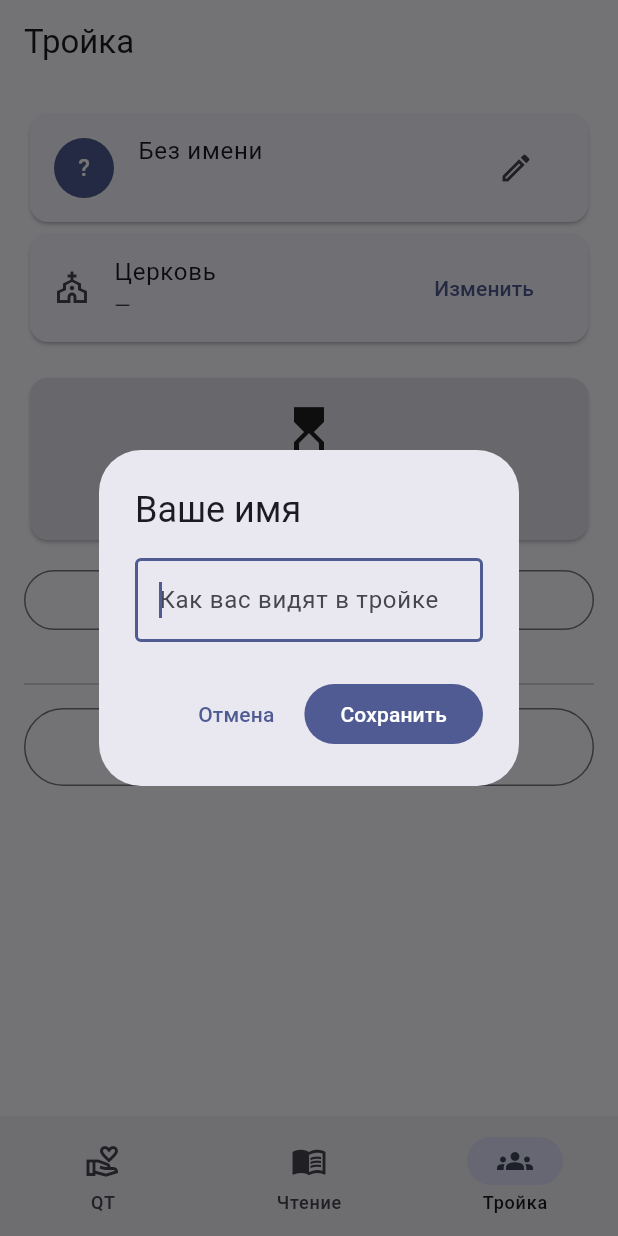
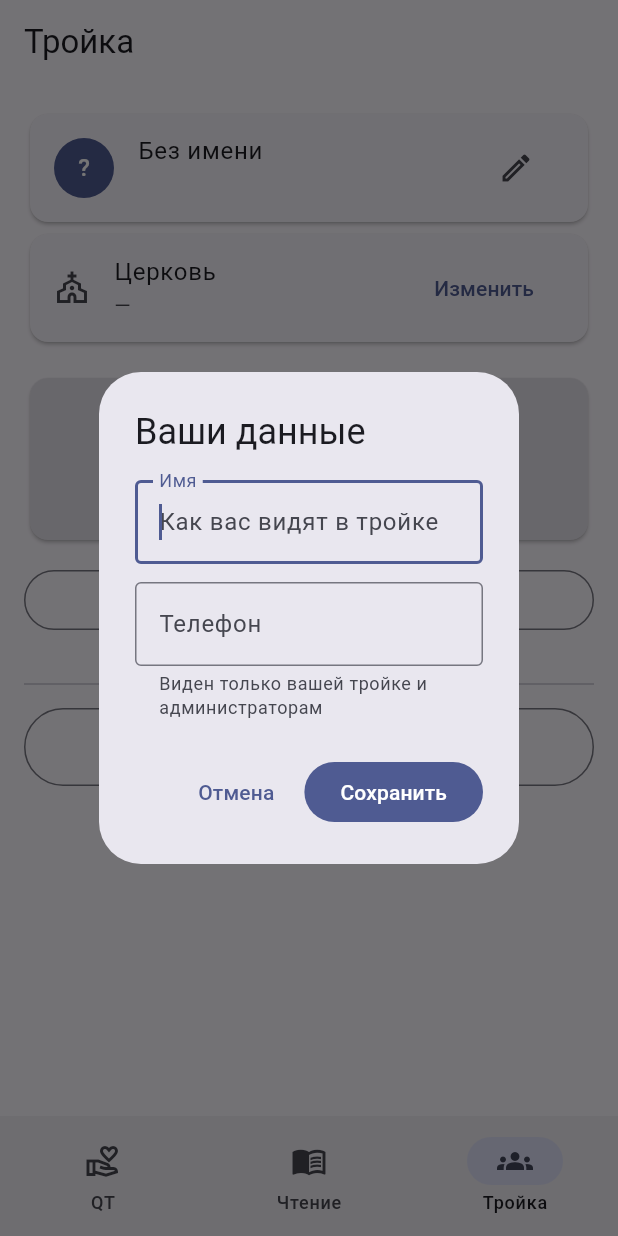
Before and after one commit to maxxim9412/windows_app, a Flutter app: the screen it shows once a user with an empty profile is signed in, item 3 of the bottom bar chosen, after a tap on the "edit" icon, on a phone screen of 412 x 824 dp. Run offline on Flutter 3.47's test engine with Material 3 defaults, Android fonts, the phone set to English and light mode, and no system bars; our stand-ins replace audioplayers, cloud_firestore, firebase_auth, firebase_core, flutter_local_notifications, permission_handler and 5 more; missing offline and left inert: agora_rtc_engine, agora_token_service; accounts and stored records are empty.

Commit message:
Collect a phone number and show it to the triad
Email is a poor way to reach someone when a triad member goes quiet, so
registration now asks for a phone, labelled as visible only to your triad and
church admins. It's shown to the triad, in join requests, and in the church
report, where tapping a person copies their phone (falling back to email).

The number is stored on the triad document alongside name and email rather
than read from the profile — members can't read each other's profiles, so the
triad has to carry its own copy.

That copy was already silently rotting: updateName wrote to the profile only,
so renaming yourself left the old name in the triad forever. Profile edits now
push the copy back to the triad, which the phone would otherwise have
inherited as a bug on day one.

Existing users have no phone and can't be asked at registration, so name and
phone are editable together from Тройка — otherwise the feature would only
ever apply to people who sign up from now on.

Validation stays loose (10+ digits): phone formats vary, and the point is
being able to call, not matching a pattern.

Co-Authored-By: Claude Opus 4.8 <noreply@anthropic.com>

```diff
--- a/lib/models/triad.dart
+++ b/lib/models/triad.dart
@@ -1,12 +1,21 @@
 import 'package:cloud_firestore/cloud_firestore.dart';
 
-/// Профиль участника (денормализованная копия для отображения).
+/// Профиль участника — денормализованная копия для отображения.
+///
+/// Копия, а не ссылка на профиль, потому что правила не дают участникам читать
+/// профили друг друга. Значит, при смене имени или телефона копию надо
+/// обновлять — см. TriadService.syncMyProfileToTriad.
 class TriadMember {
   final String uid;
   final String name;
   final String email;
-  const TriadMember(
-      {required this.uid, required this.name, required this.email});
+  final String phone;
+  const TriadMember({
+    required this.uid,
+    required this.name,
+    required this.email,
+    this.phone = '',
+  });
 }
 
 /// Заявка на вступление третьего участника (нужно одобрение существующих).
@@ -14,12 +23,15 @@ class JoinRequest {
   final String uid;
   final String name;
   final String email;
+  final String phone;
   final List<String> approvals;
-  const JoinRequest(
-      {required this.uid,
-      required this.name,
-      required this.email,
-      required this.approvals});
+  const JoinRequest({
+    required this.uid,
+    required this.name,
+    required this.email,
+    this.phone = '',
+    required this.approvals,
+  });
 }
 
 /// Расписание звонков тройки (дни недели + время).
@@ -119,6 +131,7 @@ class Triad {
         uid: uid,
         name: (m['name'] as String?) ?? '',
         email: (m['email'] as String?) ?? '',
+        phone: (m['phone'] as String?) ?? '',
       );
     });
 
@@ -129,6 +142,7 @@ class Triad {
         uid: uid,
         name: (m['name'] as String?) ?? '',
         email: (m['email'] as String?) ?? '',
+        phone: (m['phone'] as String?) ?? '',
         approvals: List<String>.from(m['approvals'] as List? ?? const []),
       ));
     });
--- a/lib/screens/account_screen.dart
+++ b/lib/screens/account_screen.dart
@@ -66,36 +66,61 @@ class _AccountScreenState extends State<AccountScreen> {
   bool get _isChurchAdmin =>
       _myChurch?.adminUids.contains(AuthService.instance.uid) ?? false;
 
-  Future<void> _editName(String current) async {
-    final ctrl = TextEditingController(text: current);
-    final name = await showDialog<String>(
+  Future<void> _editProfile(String currentName, String currentPhone) async {
+    final nameCtrl = TextEditingController(text: currentName);
+    final phoneCtrl = TextEditingController(text: currentPhone);
+    final ok = await showDialog<bool>(
       context: context,
       builder: (_) => AlertDialog(
-        title: const Text('Ваше имя'),
-        content: TextField(
-          controller: ctrl,
+        title: const Text('Ваши данные'),
+        content: Column(
+          mainAxisSize: MainAxisSize.min,
+          children: [
+            TextField(
+              controller: nameCtrl,
               autofocus: true,
               textCapitalization: TextCapitalization.words,
               decoration: const InputDecoration(
+                labelText: 'Имя',
                 hintText: 'Как вас видят в тройке',
                 border: OutlineInputBorder(),
               ),
             ),
+            const SizedBox(height: 12),
+            TextField(
+              controller: phoneCtrl,
+              keyboardType: TextInputType.phone,
+              decoration: const InputDecoration(
+                labelText: 'Телефон',
+                helperText: 'Виден только вашей тройке и администраторам',
+                helperMaxLines: 2,
+                border: OutlineInputBorder(),
+              ),
+            ),
+          ],
+        ),
         actions: [
           TextButton(
-              onPressed: () => Navigator.pop(context),
+              onPressed: () => Navigator.pop(context, false),
               child: const Text('Отмена')),
           FilledButton(
-            onPressed: () => Navigator.pop(context, ctrl.text.trim()),
+            onPressed: () => Navigator.pop(context, true),
             child: const Text('Сохранить'),
           ),
         ],
       ),
     );
-    if (name != null && name.isNotEmpty) {
-      await AuthService.instance.updateName(name);
+    if (ok != true) return;
+
+    final name = nameCtrl.text.trim();
+    await AuthService.instance.updateProfile(
+      name: name.isEmpty ? null : name,
+      phone: phoneCtrl.text.trim(),
+    );
+    // Тройка хранит копию имени и телефона — обновляем и её, иначе участники
+    // продолжат видеть старые данные.
+    await TriadService.instance.syncMyProfileToTriad();
     _load();
-    }
   }
 
   Future<void> _changeChurch() async {
@@ -187,6 +212,7 @@ class _AccountScreenState extends State<AccountScreen> {
     final name = (_profile?['name'] as String?)?.trim();
     final displayName = (name != null && name.isNotEmpty) ? name : 'Без имени';
     final email = user?.email ?? (_profile?['email'] as String?) ?? '';
+    final phone = ((_profile?['phone'] as String?) ?? '').trim();
 
     return Scaffold(
       appBar: AppBar(title: const Text('Тройка')),
@@ -205,11 +231,12 @@ class _AccountScreenState extends State<AccountScreen> {
                 ),
               ),
               title: Text(displayName),
-              subtitle: Text(email),
+              subtitle: Text(phone.isEmpty ? email : '$email\n$phone'),
+              isThreeLine: phone.isNotEmpty,
               trailing: IconButton(
-                tooltip: 'Изменить имя',
+                tooltip: 'Изменить имя и телефон',
                 icon: const Icon(Icons.edit_outlined),
-                onPressed: () => _editName(name ?? ''),
+                onPressed: () => _editProfile(name ?? '', phone),
               ),
             ),
           ),
--- a/lib/screens/auth_screen.dart
+++ b/lib/screens/auth_screen.dart
@@ -17,6 +17,7 @@ class _AuthScreenState extends State<AuthScreen> {
   final _nameCtrl = TextEditingController();
   final _emailCtrl = TextEditingController();
   final _passwordCtrl = TextEditingController();
+  final _phoneCtrl = TextEditingController();
 
   bool _isRegister = false;
   bool _busy = false;
@@ -43,6 +44,7 @@ class _AuthScreenState extends State<AuthScreen> {
     _nameCtrl.dispose();
     _emailCtrl.dispose();
     _passwordCtrl.dispose();
+    _phoneCtrl.dispose();
     super.dispose();
   }
 
@@ -58,6 +60,7 @@ class _AuthScreenState extends State<AuthScreen> {
           email: _emailCtrl.text,
           password: _passwordCtrl.text,
           name: _nameCtrl.text,
+          phone: _phoneCtrl.text,
           churchId: _churchId,
         );
       } else {
@@ -141,6 +144,31 @@ class _AuthScreenState extends State<AuthScreen> {
                           validator: (v) => (v == null || v.trim().isEmpty)
                               ? 'Введите имя'
                               : null,
+                        ),
+                      ),
+                    if (_isRegister)
+                      Padding(
+                        padding: const EdgeInsets.only(bottom: 12),
+                        child: TextFormField(
+                          controller: _phoneCtrl,
+                          keyboardType: TextInputType.phone,
+                          decoration: const InputDecoration(
+                            labelText: 'Телефон',
+                            prefixIcon: Icon(Icons.phone_outlined),
+                            border: OutlineInputBorder(),
+                            helperText: 'Виден только вашей тройке и '
+                                'администраторам церкви',
+                            helperMaxLines: 2,
+                          ),
+                          validator: (v) {
+                            final s = (v ?? '').trim();
+                            if (s.isEmpty) return 'Введите телефон';
+                            // Не придираемся к формату — записи бывают разные,
+                            // важно лишь, чтобы по номеру можно было позвонить.
+                            final digits =
+                                s.replaceAll(RegExp(r'[^0-9]'), '').length;
+                            return digits < 10 ? 'Похоже, номер неполный' : null;
+                          },
                         ),
                       ),
                     if (_isRegister)
--- a/pubspec.yaml
+++ b/pubspec.yaml
@@ -1,7 +1,7 @@
 name: bible_reflection
 description: "Размышления над Библией — отрывок дня, личные заметки и напоминания."
 publish_to: 'none'
-version: 0.3.3+13
+version: 0.4.0+14
 
 environment:
   sdk: '>=3.4.0 <4.0.0'
```
Also changed, not shown: lib/data/report_repository.dart (+8 -1 lines), lib/screens/church_report_screen.dart (+22 -11 lines), lib/screens/triad_view.dart (+8 -1 lines), lib/services/auth_service.dart (+17 -5 lines), lib/services/triad_service.dart (+28 -1 lines). Lines whose indentation alone changed are shown as unchanged.
